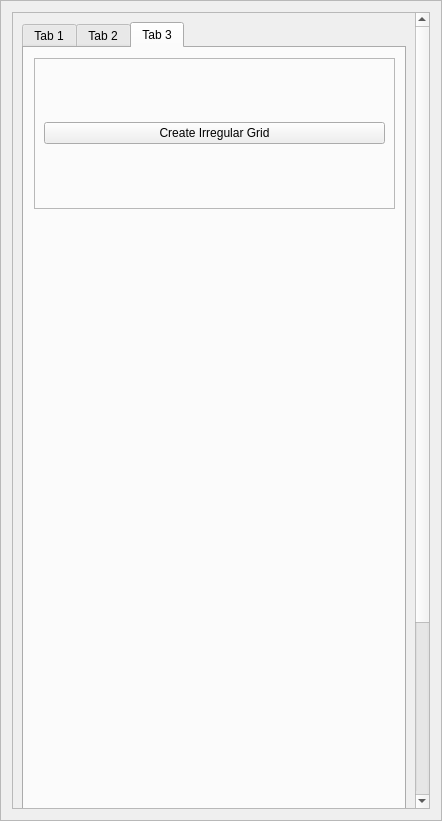
First picture: the form in GUI/managers/enginemanager.ui, repository alemuntoni/HeightFieldDecomposition, before the edit.
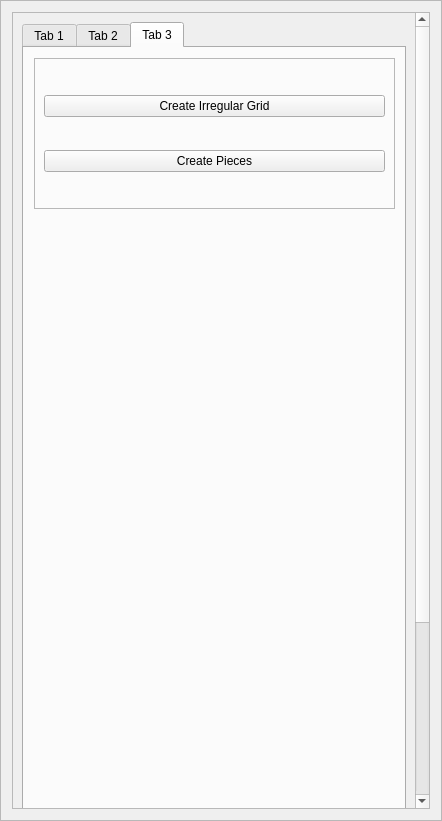
Second picture: the form after the edit. The open tabs and pages were chosen to show the change.

The edit to the form file:
```diff
--- a/GUI/managers/enginemanager.ui
+++ b/GUI/managers/enginemanager.ui
@@ -1312,6 +1312,13 @@
               </property>
              </widget>
             </item>
+            <item row="1" column="0">
+             <widget class="QPushButton" name="createPieces">
+              <property name="text">
+               <string>Create Pieces</string>
+              </property>
+             </widget>
+            </item>
            </layout>
           </widget>
          </widget>
```
Left out of the diff: 2 changed lines with no effect on the pictures.
